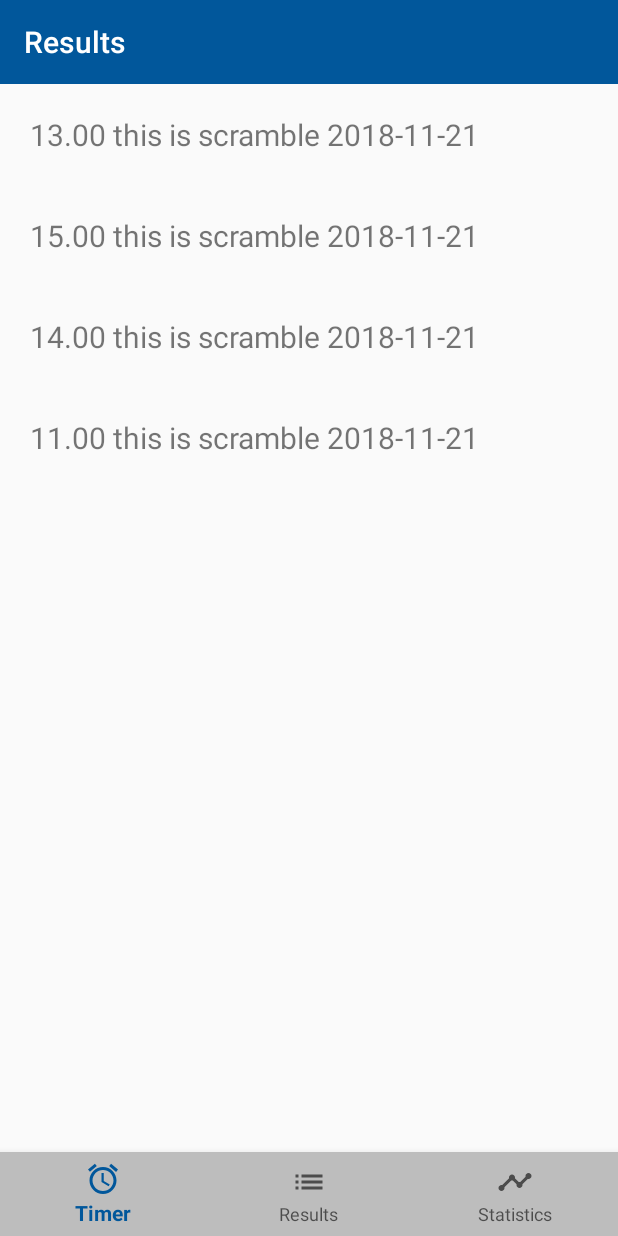
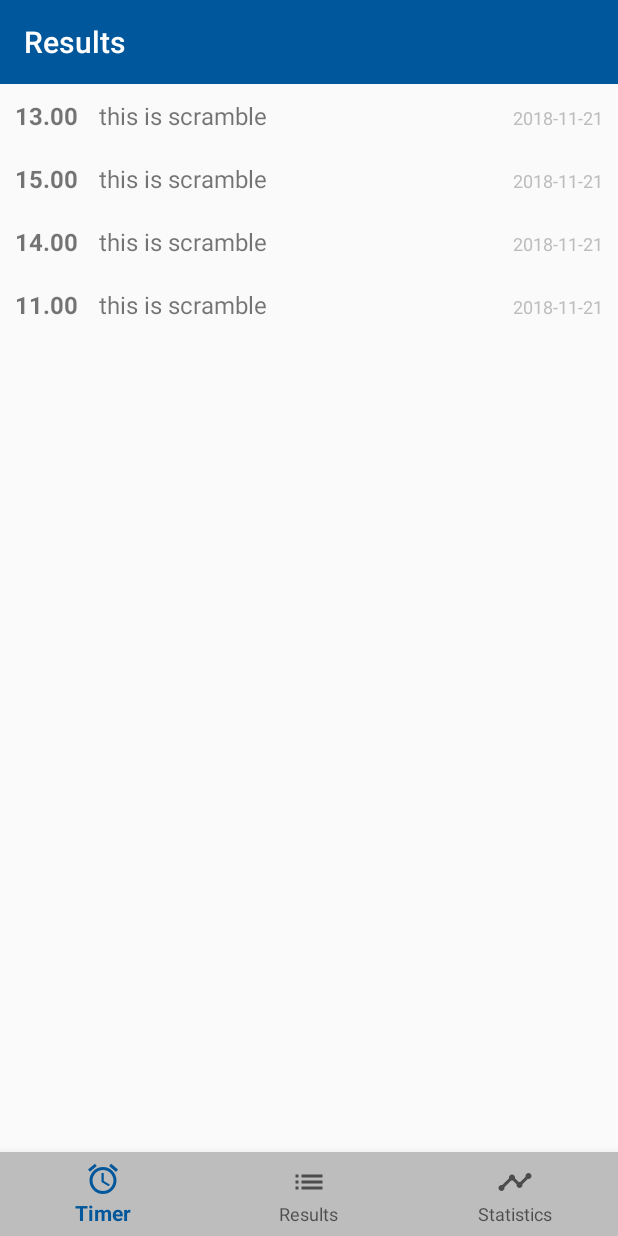
Before and after one commit to MaryMazel/TrisTimer, an Android app: the fragment ResultsFragment placed in its activity, on a phone screen of 412 x 824 dp. Run offline under Robolectric (Android 15) with nearby library versions, the phone set to English and light mode, and no system bars; our stand-ins replace data binding; libraries missing offline, so code that uses them is left out: com.spryrocks.android; 6 statements that could not run were skipped.

Commit message:
Fixes in recycler view

```diff
--- a/app/build.gradle
+++ b/app/build.gradle
@@ -28,7 +28,7 @@ android {
 dependencies {
     implementation fileTree(dir: 'libs', include: ['*.jar'])
     implementation 'com.android.support:appcompat-v7:27.1.1'
-    implementation 'com.android.support.constraint:constraint-layout:1.1.2'
+    implementation 'com.android.support.constraint:constraint-layout:1.1.3'
     testImplementation 'junit:junit:4.12'
     androidTestImplementation 'com.android.support.test:runner:1.0.2'
     androidTestImplementation 'com.android.support.test.espresso:espresso-core:3.0.2'
@@ -37,4 +37,7 @@ dependencies {
     implementation 'com.android.support:recyclerview-v7:27.1.1'
     implementation "android.arch.lifecycle:extensions:1.1.1"
     implementation "com.github.SpryRocks.AndroidModules:android.modules.ui.mvvm:1.0"
+
+    implementation "androidx.room:room-runtime:2.1.0-alpha02"
+    annotationProcessor "androidx.room:room-compiler:2.1.0-alpha02"
 }
--- a/app/src/main/java/spryrocks/com/tristimer/presentation/ui/screens/results/ResultsAdapter.java
+++ b/app/src/main/java/spryrocks/com/tristimer/presentation/ui/screens/results/ResultsAdapter.java
@@ -14,32 +14,31 @@ import java.util.List;
 import spryrocks.com.tristimer.R;
 import spryrocks.com.tristimer.data.Result;
 
-public class ResultsAdapter extends RecyclerView.Adapter<ResultsAdapter.ResultsViewHolder> {
+public class ResultsAdapter extends RecyclerView.Adapter<ResultsAdapter.ViewHolder> {
     @Nullable
     private List<Result> results;
 
-    private final LayoutInflater inflater;
-
-    ResultsAdapter(@NonNull Context context, @Nullable List<Result> results) {
+    ResultsAdapter(@Nullable List<Result> results) {
         this.results = results;
-        this.inflater = LayoutInflater.from(context);
     }
 
     @NonNull
     @Override
-    public ResultsAdapter.ResultsViewHolder onCreateViewHolder(@NonNull ViewGroup parent, int viewType) {
-        View view = inflater.inflate(R.layout.results_item, parent, false);
+    public ResultsAdapter.ViewHolder onCreateViewHolder(@NonNull ViewGroup parent, int viewType) {
+        View view = LayoutInflater.from(parent.getContext()).inflate(R.layout.results_item, parent, false);
 
-        return new ResultsViewHolder(view);
+        return new ViewHolder(view);
     }
 
     @Override
-    public void onBindViewHolder(@NonNull ResultsAdapter.ResultsViewHolder holder, int position) {
+    public void onBindViewHolder(@NonNull ResultsAdapter.ViewHolder holder, int position) {
         if (results == null)
             throw new RuntimeException("results should not be null");
 
         Result result = results.get(position);
-        holder.text.setText(result.getTime() + result.getScramble() + result.getDate());
+        holder.time.setText(result.getTime());
+        holder.scramble.setText(result.getScramble());
+        holder.date.setText(result.getDate());
     }
 
     @Override
@@ -50,11 +49,15 @@ public class ResultsAdapter extends RecyclerView.Adapter<ResultsAdapter.ResultsV
         return results.size();
     }
 
-    class ResultsViewHolder extends RecyclerView.ViewHolder {
-        final TextView text;
-        ResultsViewHolder(View itemView) {
+    class ViewHolder extends RecyclerView.ViewHolder {
+        TextView time;
+        TextView scramble;
+        TextView date;
+        ViewHolder(View itemView) {
             super(itemView);
-            text = itemView.findViewById(R.id.text);
+            time = itemView.findViewById(R.id.time);
+            scramble = itemView.findViewById(R.id.scramble);
+            date = itemView.findViewById(R.id.date);
         }
     }
 }
--- a/app/src/main/java/spryrocks/com/tristimer/presentation/ui/screens/results/ResultsFragment.java
+++ b/app/src/main/java/spryrocks/com/tristimer/presentation/ui/screens/results/ResultsFragment.java
@@ -30,7 +30,7 @@ public class ResultsFragment extends Fragment {
 
         setInitialData();
         RecyclerView recyclerView = view.findViewById(R.id.recycler_view);
-        ResultsAdapter adapter = new ResultsAdapter(requireContext(), results);
+        ResultsAdapter adapter = new ResultsAdapter(results);
         recyclerView.setAdapter(adapter);
         return view;
     }
--- a/app/src/main/res/layout/results_item.xml
+++ b/app/src/main/res/layout/results_item.xml
@@ -2,14 +2,33 @@
 <LinearLayout
     xmlns:android="http://schemas.android.com/apk/res/android"
     android:layout_width="match_parent"
-    android:layout_height="wrap_content">
+    android:layout_height="wrap_content"
+    android:layout_margin="10dp"
+    android:orientation="horizontal">
+    <TextView
+        android:id="@+id/time"
+        android:layout_width="wrap_content"
+        android:layout_height="wrap_content"
+        android:layout_marginEnd="10dp"
+        android:textSize="16sp"
+        android:gravity="center_vertical"
+        android:textStyle="bold"/>
 
     <TextView
-        android:id="@+id/text"
-        android:layout_width="match_parent"
+        android:id="@+id/scramble"
+        android:layout_weight="1"
+        android:layout_width="0dp"
         android:layout_height="wrap_content"
-        android:textSize="20sp"
-        android:padding="20dp"
-        android:text="Some text"/>
+        android:layout_marginEnd="20dp"
+        android:gravity="center_vertical"
+        android:textSize="16sp"/>
+
+    <TextView
+        android:id="@+id/date"
+        android:layout_width="wrap_content"
+        android:layout_height="wrap_content"
+        android:textColor="@color/nav_view"
+        android:gravity="end"
+        android:textSize="12sp" />
 
 </LinearLayout>
--- a/build.gradle
+++ b/build.gradle
@@ -18,6 +18,7 @@ allprojects {
         google()
         jcenter()
         maven { url 'https://jitpack.io' }
+        maven { url 'https://maven.google.com' }
     }
 }
 
```
